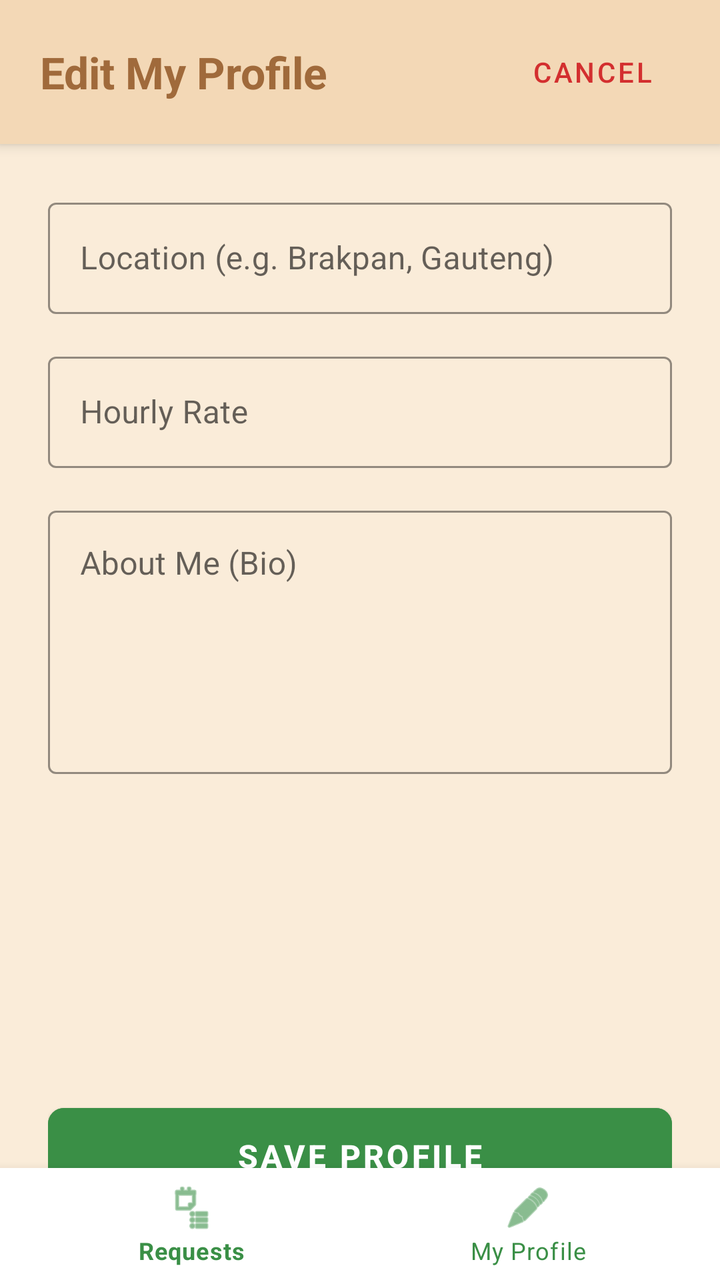
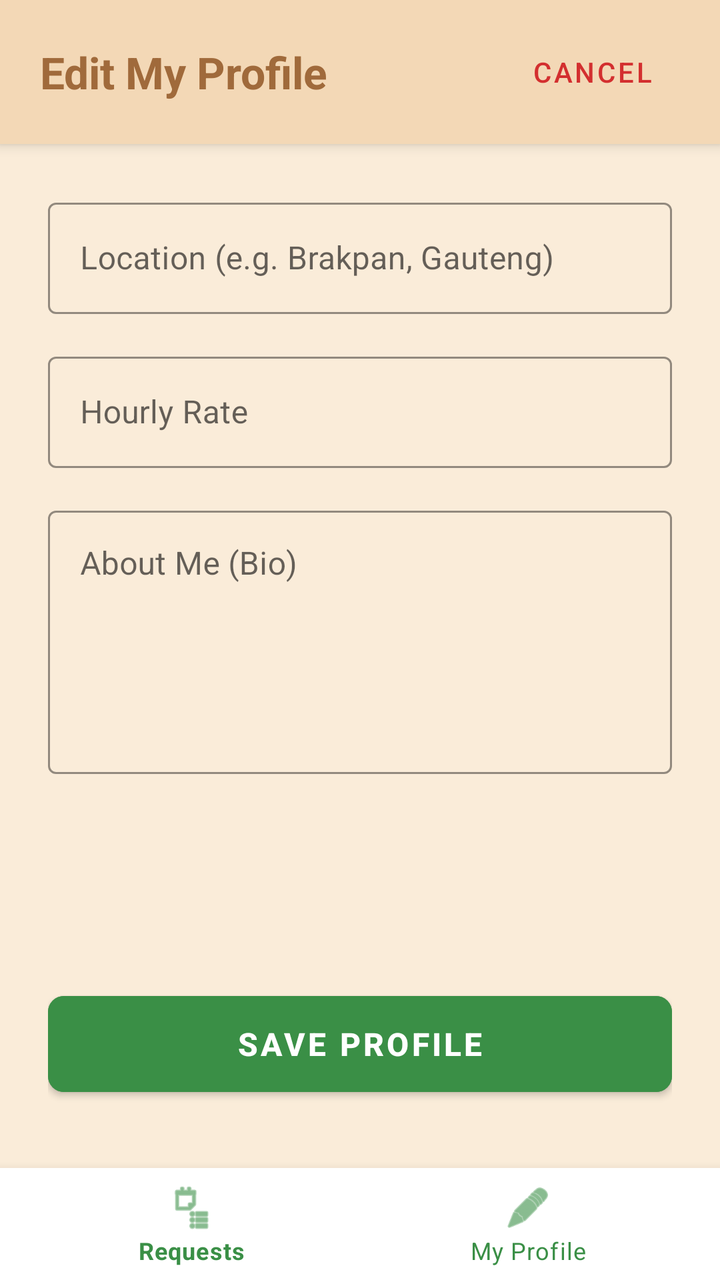

Two renders of the same Android screen: before a commit and after it. Below are the layout's source before the change and the commit's diff.
<!-- AndroidManifest.xml: application theme Theme.NannySystem -->
<!-- res/layout/activity_nanny_profile.xml -->
<?xml version="1.0" encoding="utf-8"?>
<androidx.constraintlayout.widget.ConstraintLayout xmlns:android="http://schemas.android.com/apk/res/android"
    xmlns:app="http://schemas.android.com/apk/res-auto"
    android:layout_width="match_parent"
    android:layout_height="match_parent"
    android:background="#FAECD9">

    
    <androidx.constraintlayout.widget.ConstraintLayout
        android:id="@+id/headerLayout"
        android:layout_width="match_parent"
        android:layout_height="wrap_content"
        android:background="#F3D8B6"
        android:elevation="4dp"
        android:paddingHorizontal="20dp"
        android:paddingVertical="12dp"
        app:layout_constraintTop_toTopOf="parent">

        <TextView
            android:id="@+id/tvTitle"
            android:layout_width="0dp"
            android:layout_height="wrap_content"
            android:text="Edit My Profile"
            android:textColor="#A06A3B"
            android:textSize="22sp"
            android:textStyle="bold"
            app:layout_constraintBottom_toBottomOf="parent"
            app:layout_constraintEnd_toStartOf="@+id/btnCancelProfile"
            app:layout_constraintStart_toStartOf="parent"
            app:layout_constraintTop_toTopOf="parent" />

        
        <com.google.android.material.button.MaterialButton
            android:id="@+id/btnCancelProfile"
            style="@style/Widget.MaterialComponents.Button.TextButton"
            android:layout_width="wrap_content"
            android:layout_height="wrap_content"
            android:text="Cancel"
            android:textColor="#D32F2F"
            app:layout_constraintBottom_toBottomOf="parent"
            app:layout_constraintEnd_toEndOf="parent"
            app:layout_constraintTop_toTopOf="parent" />

    </androidx.constraintlayout.widget.ConstraintLayout>

    
    <ScrollView
        android:layout_width="match_parent"
        android:layout_height="0dp"
        android:fillViewport="true"
        app:layout_constraintBottom_toBottomOf="parent"
        app:layout_constraintTop_toBottomOf="@id/headerLayout">

        <LinearLayout
            android:layout_width="match_parent"
            android:layout_height="wrap_content"
            android:orientation="vertical"
            android:padding="24dp">

            
            <com.google.android.material.textfield.TextInputLayout
                style="@style/Widget.MaterialComponents.TextInputLayout.OutlinedBox"
                android:layout_width="match_parent"
                android:layout_height="wrap_content"
                android:layout_marginBottom="16dp"
                android:hint="Location (e.g. Brakpan, Gauteng)"
                app:boxStrokeColor="#A06A3B"
                app:hintTextColor="#A06A3B">

                <com.google.android.material.textfield.TextInputEditText
                    android:id="@+id/etProfileLocation"
                    android:layout_width="match_parent"
                    android:layout_height="wrap_content"
                    android:inputType="textPostalAddress"
                    android:textColor="#000000" />
            </com.google.android.material.textfield.TextInputLayout>

            
            <com.google.android.material.textfield.TextInputLayout
                style="@style/Widget.MaterialComponents.TextInputLayout.OutlinedBox"
                android:layout_width="match_parent"
                android:layout_height="wrap_content"
                android:layout_marginBottom="16dp"
                android:hint="Hourly Rate"
                app:boxStrokeColor="#A06A3B"
                app:hintTextColor="#A06A3B"
                app:prefixText="R ">

                <com.google.android.material.textfield.TextInputEditText
                    android:id="@+id/etProfileRate"
                    android:layout_width="match_parent"
                    android:layout_height="wrap_content"
                    android:inputType="numberDecimal"
                    android:textColor="#000000" />
            </com.google.android.material.textfield.TextInputLayout>

            
            <com.google.android.material.textfield.TextInputLayout
                style="@style/Widget.MaterialComponents.TextInputLayout.OutlinedBox"
                android:layout_width="match_parent"
                android:layout_height="wrap_content"
                android:layout_marginBottom="32dp"
                android:hint="About Me (Bio)"
                app:boxStrokeColor="#A06A3B"
                app:hintTextColor="#A06A3B">

                <com.google.android.material.textfield.TextInputEditText
                    android:id="@+id/etProfileBio"
                    android:layout_width="match_parent"
                    android:layout_height="wrap_content"
                    android:gravity="top|start"
                    android:inputType="textMultiLine"
                    android:minLines="5"
                    android:textColor="#000000" />
            </com.google.android.material.textfield.TextInputLayout>

            
            <View
                android:layout_width="match_parent"
                android:layout_height="0dp"
                android:layout_weight="1" />

            <com.google.android.material.button.MaterialButton
                android:id="@+id/btnSaveProfile"
                android:layout_width="match_parent"
                android:layout_height="60dp"
                android:layout_marginBottom="8dp"
                android:backgroundTint="#3A8F46"
                android:text="Save Profile"
                android:textColor="#FFFFFF"
                android:textSize="16sp"
                android:textStyle="bold"
                app:cornerRadius="8dp" />

        </LinearLayout>
    </ScrollView>

    <com.google.android.material.bottomnavigation.BottomNavigationView
        android:id="@+id/nannyBottomNav"
        android:layout_width="match_parent"
        android:layout_height="wrap_content"
        android:background="#FFFFFF"
        app:itemIconTint="#3A8F46"
        app:itemTextColor="#3A8F46"
        app:layout_constraintBottom_toBottomOf="parent"
        app:layout_constraintEnd_toEndOf="parent"
        app:layout_constraintStart_toStartOf="parent"
        app:menu="@menu/nanny_nav_menu" />

</androidx.constraintlayout.widget.ConstraintLayout>
<!-- resources referenced by this layout -->
<resources>
  <style name="Theme.NannySystem" parent="Theme.MaterialComponents.DayNight.DarkActionBar">
          
          <item name="colorPrimary">@color/purple_500</item>
          <item name="colorPrimaryVariant">@color/purple_700</item>
          <item name="colorOnPrimary">@color/white</item>
          
          <item name="colorSecondary">@color/teal_200</item>
          <item name="colorSecondaryVariant">@color/teal_700</item>
          <item name="colorOnSecondary">@color/black</item>
          
          <item name="android:statusBarColor">?attr/colorPrimaryVariant</item>
          
      </style>
  <color name="purple_500">#FF6200EE</color>
  <color name="purple_700">#FF3700B3</color>
  <color name="white">#FFFFFFFF</color>
  <color name="teal_200">#FF03DAC5</color>
  <color name="teal_700">#FF018786</color>
  <color name="black">#FF000000</color>
</resources>

<!-- the commit's change to res/layout/activity_nanny_profile.xml (unified diff, before → after) -->
@@ -48,7 +48,7 @@
         android:layout_width="match_parent"
         android:layout_height="0dp"
         android:fillViewport="true"
-        app:layout_constraintBottom_toBottomOf="parent"
+        app:layout_constraintBottom_toTopOf="@+id/nannyBottomNav"
         app:layout_constraintTop_toBottomOf="@id/headerLayout">
 
         <LinearLayout
